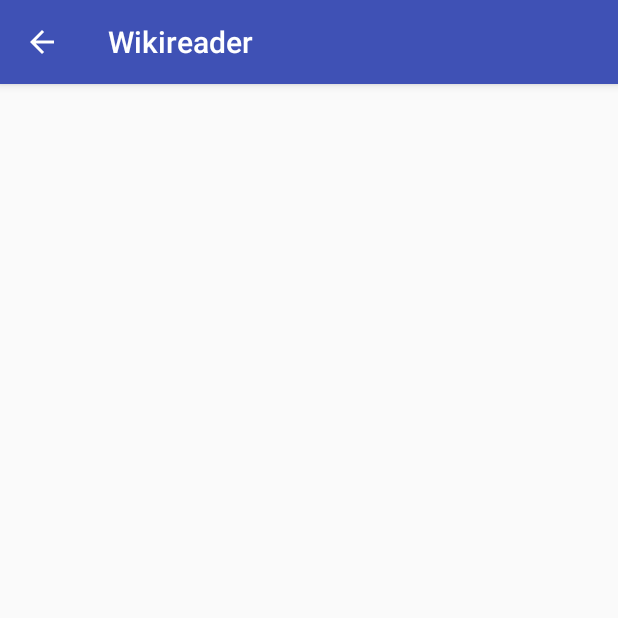
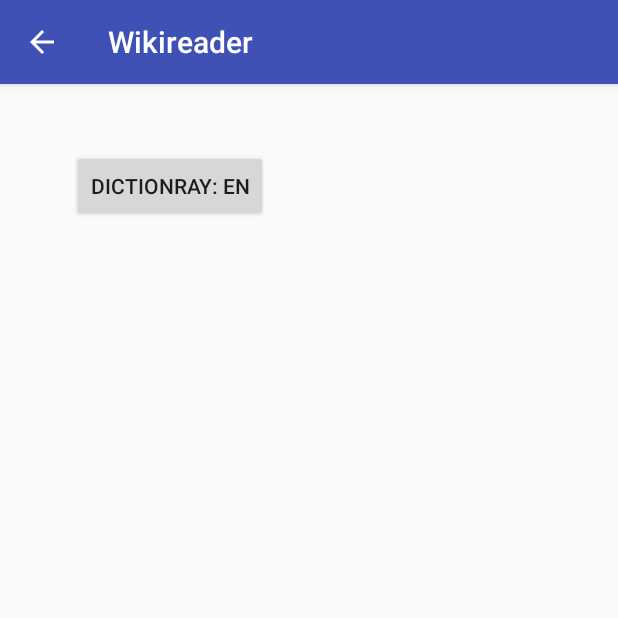
Before and after one commit to volund/wikireader, an Android app: the SettingsActivity screen opened directly, with no data from a screen before it, on a phone screen of 412 x 824 dp, the top half of it. Run offline under Robolectric (Android 15) with nearby library versions, the phone set to English and light mode, and no system bars.

Commit message:
dictionary language selection

```diff
--- a/app/src/main/java/com/putskul_productions/wikireader/SettingsActivity.java
+++ b/app/src/main/java/com/putskul_productions/wikireader/SettingsActivity.java
@@ -1,31 +1,54 @@
 package com.putskul_productions.wikireader;
 
+import android.app.AlertDialog;
+import android.content.Context;
+import android.content.DialogInterface;
 import android.content.Intent;
 import android.support.v7.app.AppCompatActivity;
 import android.os.Bundle;
 import android.util.Log;
 import android.view.MenuItem;
+import android.view.View;
+import android.widget.Button;
 
 public class SettingsActivity extends AppCompatActivity {
+
+    Button mDictionaryButton;
 
     @Override
     protected void onCreate(Bundle savedInstanceState) {
         super.onCreate(savedInstanceState);
         setContentView(R.layout.activity_settings);
+        getSupportActionBar().setDisplayHomeAsUpEnabled(true);
 
-        getSupportActionBar().setDisplayHomeAsUpEnabled(true);
+        mDictionaryButton = (Button)findViewById(R.id.dictionaryButton);
+        mDictionaryButton.setOnClickListener(new View.OnClickListener() {
+            @Override
+            public void onClick(View view) {
+                showDictionaryLanguageDialog();
+            }
+        });
+
+        updateDictionaryButtonText();
     }
-/*
 
-    @Override
-    public boolean onOptionsItemSelected(MenuItem item) {
-        // Handle action bar item clicks here. The action bar will
-        // automatically handle clicks on the Home/Up button, so long
-        // as you specify a parent activity in AndroidManifest.xml.
-        int id = item.getItemId();
-        if (id == android.R.id.home) {
-            openDrawer();
-        }
-        return super.onOptionsItemSelected(item);
-    }*/
+    void updateDictionaryButtonText() {
+        mDictionaryButton.setText("Dictionray: " + Settings.shared.dictionaryLanguage(this));
+    }
+
+    void showDictionaryLanguageDialog() {
+        final String[] dictLangs = Settings.shared.languageMap.get(Settings.shared.sourceLanguage(this));
+        final Context context = this;
+        AlertDialog.Builder builder = new AlertDialog.Builder(this);
+        builder.setItems(dictLangs, new DialogInterface.OnClickListener() {
+            @Override
+            public void onClick(DialogInterface dialog, int which) {
+                String dictLang = dictLangs[which];
+                Settings.shared.setDictionaryLanguage(context, dictLang);
+                updateDictionaryButtonText();
+            }
+        });
+        builder.show();
+    }
+
 }
--- a/app/src/main/res/layout/activity_settings.xml
+++ b/app/src/main/res/layout/activity_settings.xml
@@ -6,7 +6,13 @@
     android:layout_height="match_parent"
     tools:context=".SettingsActivity">
 
-
-
-
+    <Button
+        android:id="@+id/dictionaryButton"
+        android:layout_width="wrap_content"
+        android:layout_height="wrap_content"
+        android:layout_marginStart="48dp"
+        android:layout_marginTop="44dp"
+        android:text="Dictionary: -"
+        app:layout_constraintStart_toStartOf="parent"
+        app:layout_constraintTop_toTopOf="parent" />
 </android.support.constraint.ConstraintLayout>
```
